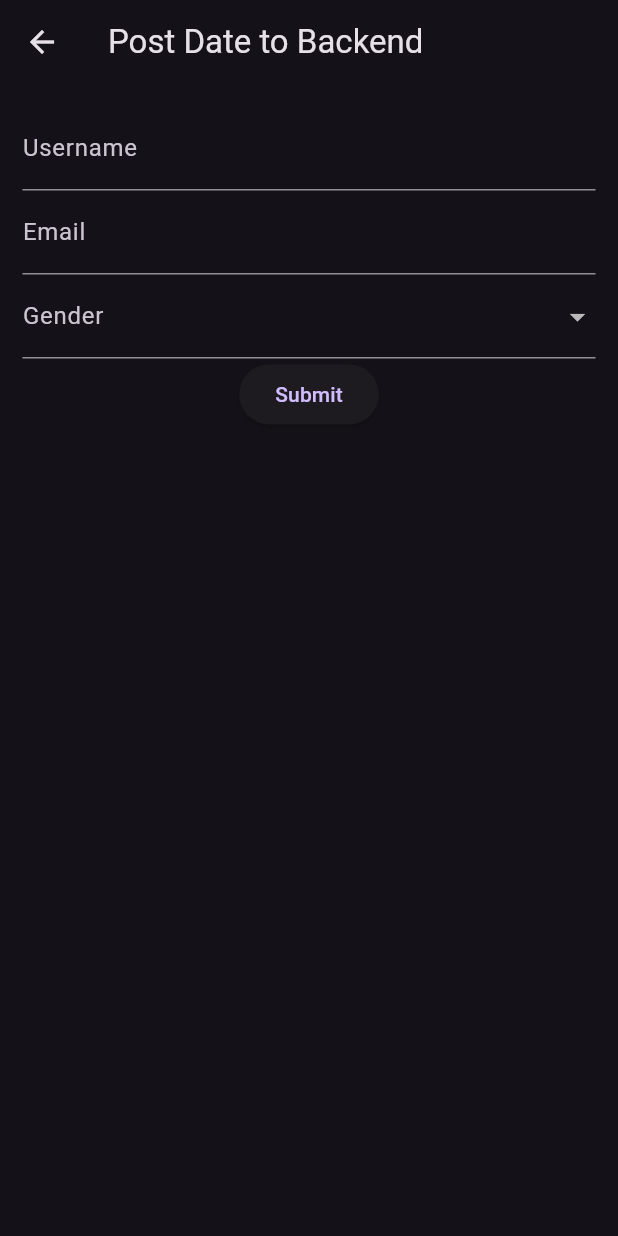
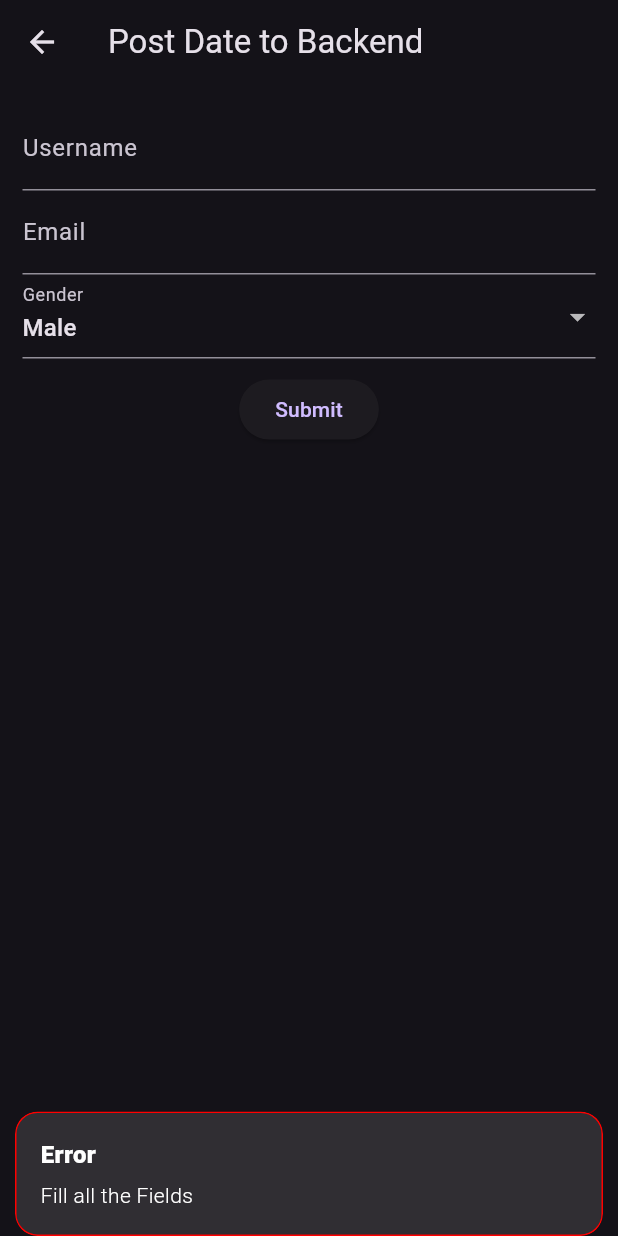
Before and after one commit to AtharvaParadkar/Flutter-APIs, a Flutter app: the PostApiCallScreen screen opened directly, after a tap on "Submit", on a phone screen of 412 x 824 dp. Run offline on Flutter 3.47's test engine with Material 3 defaults, Android fonts, the light colour scheme and no system bars; our stand-ins replace gap, get, local_auth.

Commit message:
Post Api Controller

```diff
--- a/lib/post_api/post_api_call_screen.dart
+++ b/lib/post_api/post_api_call_screen.dart
@@ -1,11 +1,12 @@
 import 'package:flutter/material.dart';
 import 'package:flutter_apis/post_api/post_api_controller.dart';
+import 'package:gap/gap.dart';
 import 'package:get/get.dart';
 
 class PostApiCallScreen extends StatelessWidget {
   PostApiCallScreen({super.key});
 
-  final _postController= Get.put(PostApiController());
+  final _postController = Get.put(PostApiController());
 
   @override
   Widget build(BuildContext context) {
@@ -18,12 +19,15 @@ class PostApiCallScreen extends StatelessWidget {
         child: Column(
           children: [
             TextField(
-              decoration: InputDecoration(labelText: 'Username'),
+              controller: _postController.usernameController,
+              decoration: const InputDecoration(labelText: 'Username'),
             ),
             TextField(
-              decoration: InputDecoration(labelText: 'Email'),
+              controller: _postController.emailController,
+              decoration: const InputDecoration(labelText: 'Email'),
             ),
-            DropdownButtonFormField(
+            DropdownButtonFormField<String>(
+              value: _postController.selectGender.value,
               items: ['Male', 'Female']
                   .map(
                     (gender) => DropdownMenuItem<String>(
@@ -32,10 +36,18 @@ class PostApiCallScreen extends StatelessWidget {
                     ),
                   )
                   .toList(),
-              onChanged: (value) {},
-              decoration: InputDecoration(labelText: 'Gender'),
+              onChanged: (value) {
+                _postController.selectGender.value = value!;
+              },
+              decoration: const InputDecoration(labelText: 'Gender'),
             ),
-            ElevatedButton(onPressed: () {}, child: const Text('Submit')),
+            const Gap(10),
+            ElevatedButton(
+              onPressed: () async {
+                await _postController.submitForm();
+              },
+              child: const Text('Submit'),
+            ),
           ],
         ),
       ),
--- a/lib/post_api/post_api_controller.dart
+++ b/lib/post_api/post_api_controller.dart
@@ -1,10 +1,32 @@
 import 'package:flutter/material.dart';
+import 'package:get/get.dart';
 
-class PostApiController extends StatelessWidget {
-  const PostApiController({super.key});
+class PostApiController extends GetxController {
+  final usernameController = TextEditingController(),
+      emailController = TextEditingController();
+  var selectGender = 'Male'.obs;
+
+  Future<void> submitForm() async {
+    String userName = usernameController.text,
+        email = emailController.text,
+        gender = selectGender.value;
+
+    if (userName.isEmpty || email.isEmpty || gender.isEmpty) {
+      Get.snackbar(
+        'Error',
+        'Fill all the Fields',
+        snackPosition: SnackPosition.BOTTOM,
+        borderColor: const Color.fromARGB(255, 255, 0, 0),
+      );
+    }
+
+
+  }
 
   @override
-  Widget build(BuildContext context) {
-    return const Placeholder();
+  void onClose() {
+    usernameController.dispose();
+    emailController.dispose();
+    super.onClose();
   }
 }
```
